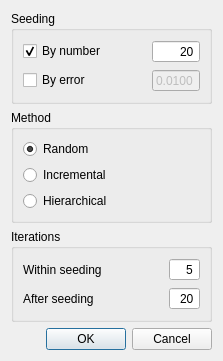
Qt form Surface_mesh_approximation/demo/Surface_mesh_approximation/dialSettings.ui (rikba/cgal-public-dev) before a commit.
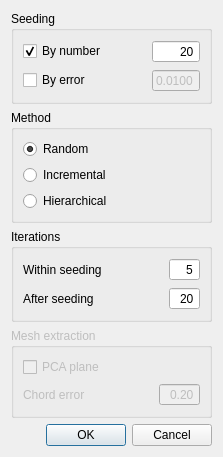
The same form after that commit.

Patch:
```diff
--- a/Surface_mesh_approximation/demo/Surface_mesh_approximation/dialSettings.ui
+++ b/Surface_mesh_approximation/demo/Surface_mesh_approximation/dialSettings.ui
@@ -7,7 +7,7 @@
     <x>0</x>
     <y>0</y>
     <width>266</width>
-    <height>357</height>
+    <height>451</height>
    </rect>
   </property>
   <property name="windowTitle">
@@ -204,6 +204,64 @@
      </layout>
     </widget>
    </item>
+   <item>
+    <widget class="QGroupBox" name="mesh_extraction">
+     <property name="enabled">
+      <bool>false</bool>
+     </property>
+     <property name="title">
+      <string>Mesh extraction</string>
+     </property>
+     <layout class="QGridLayout" name="gridLayout">
+      <item row="1" column="1">
+       <spacer name="horizontalSpacer">
+        <property name="orientation">
+         <enum>Qt::Horizontal</enum>
+        </property>
+        <property name="sizeHint" stdset="0">
+         <size>
+          <width>40</width>
+          <height>20</height>
+         </size>
+        </property>
+       </spacer>
+      </item>
+      <item row="1" column="2">
+       <widget class="QDoubleSpinBox" name="chord_error">
+        <property name="alignment">
+         <set>Qt::AlignRight|Qt::AlignTrailing|Qt::AlignVCenter</set>
+        </property>
+        <property name="buttonSymbols">
+         <enum>QAbstractSpinBox::NoButtons</enum>
+        </property>
+        <property name="maximum">
+         <double>10.000000000000000</double>
+        </property>
+        <property name="singleStep">
+         <double>0.100000000000000</double>
+        </property>
+        <property name="value">
+         <double>0.200000000000000</double>
+        </property>
+       </widget>
+      </item>
+      <item row="1" column="0">
+       <widget class="QLabel" name="label_3">
+        <property name="text">
+         <string>Chord error</string>
+        </property>
+       </widget>
+      </item>
+      <item row="0" column="0">
+       <widget class="QCheckBox" name="pca_plane">
+        <property name="text">
+         <string>PCA plane</string>
+        </property>
+       </widget>
+      </item>
+     </layout>
+    </widget>
+   </item>
    <item>
     <widget class="QDialogButtonBox" name="buttonBox">
      <property name="orientation">
```
